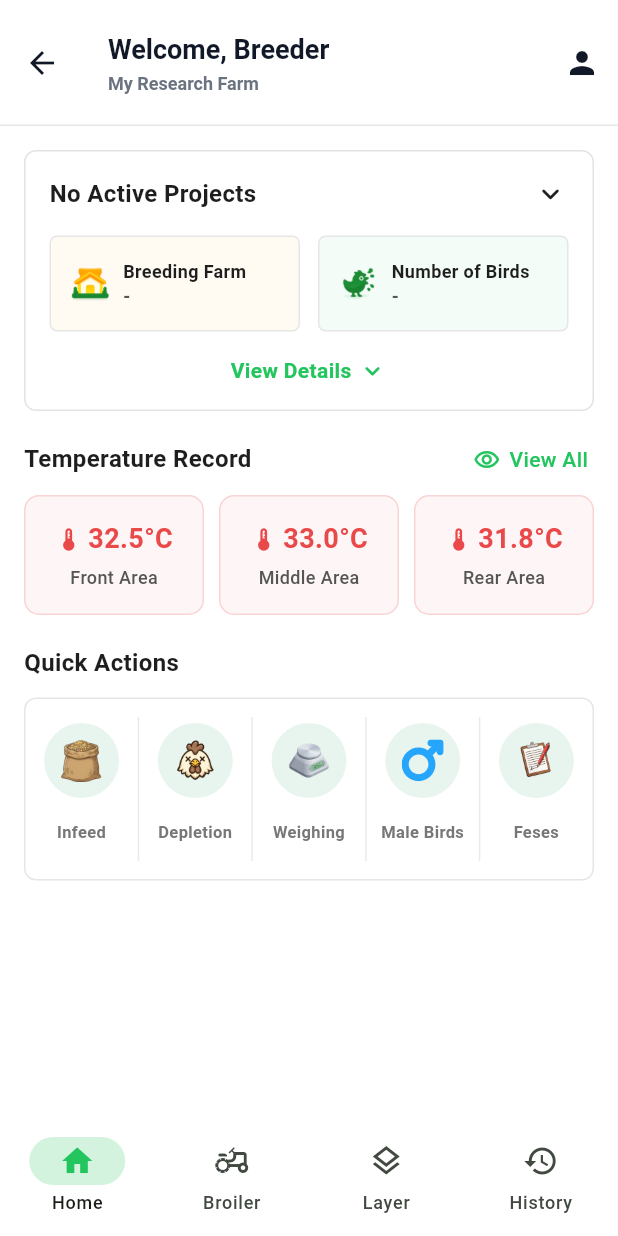
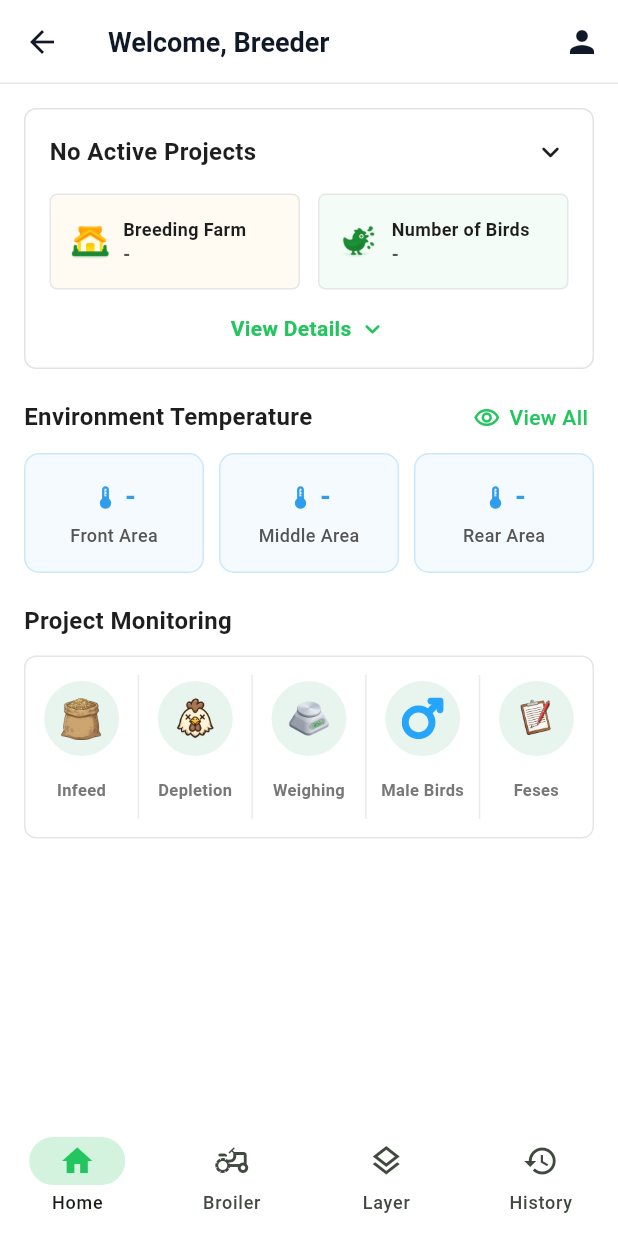
Before and after one commit to ireneancillaa/myrf, a Flutter app: the HomePage screen opened by its route, on a phone screen of 412 x 824 dp. Run offline on Flutter 3.47's test engine with Material 3 defaults, Android fonts, the phone set to English and light mode, and no system bars; our stand-ins replace cloud_firestore, firebase_core, firebase_storage, flutter_blue_plus, flutter_svg, get and 2 more; accounts and stored records are empty.

Commit message:
feat: enhance monitoring UI, temperature logic and empty states

```diff
--- a/lib/controller/infeed_controller.dart
+++ b/lib/controller/infeed_controller.dart
@@ -45,6 +45,9 @@ class InfeedController extends GetxController {
   final dateControllers = List.generate(9, (_) => TextEditingController());
   final penValuesByStage = List<List<double>>.generate(9, (_) => <double>[]).obs;
   final stageUpdatedAt = List<DateTime?>.filled(9, null).obs;
+
+  bool get isAllStagesEmpty =>
+      penValuesByStage.every((values) => values.isEmpty);
 
   StreamSubscription? _historySub;
 
--- a/lib/controller/weighing_controller.dart
+++ b/lib/controller/weighing_controller.dart
@@ -119,7 +119,11 @@ class WeighingController extends GetxController {
   }
 
   void initNewWeighing() {
-    dateController.clear();
+    final now = DateTime.now();
+    final dayStr = now.day.toString().padLeft(2, '0');
+    final monthStr = now.month.toString().padLeft(2, '0');
+    dateController.text = '$dayStr/$monthStr/${now.year}';
+
     ageController.clear();
     box1Controller.clear();
     weight1Controller.clear();
--- a/lib/models/home_models.dart
+++ b/lib/models/home_models.dart
@@ -51,15 +51,11 @@ class QuickActionItem {
 class BroodingCardItem {
   const BroodingCardItem({
     required this.icon,
-    required this.iconColor,
     required this.value,
-    required this.valueColor,
     required this.label,
   });
 
   final IconData icon;
-  final Color iconColor;
   final String value;
-  final Color valueColor;
   final String label;
 }
--- /dev/null
+++ b/lib/models/temperature_standard.dart
@@ -0,0 +1,39 @@
+class TemperatureStandard {
+  final int age;
+  final double min;
+  final double max;
+  final double front;
+  final double middle;
+  final double rear;
+
+  TemperatureStandard({
+    required this.age,
+    required this.min,
+    required this.max,
+    required this.front,
+    required this.middle,
+    required this.rear,
+  });
+
+  factory TemperatureStandard.fromFirestore(Map<String, dynamic> data) {
+    return TemperatureStandard(
+      age: data['age'] ?? 0,
+      min: (data['min'] ?? data['min_temp'] ?? 0).toDouble(),
+      max: (data['max'] ?? data['max_temp'] ?? 0).toDouble(),
+      front: (data['front'] ?? 0).toDouble(),
+      middle: (data['middle'] ?? 0).toDouble(),
+      rear: (data['rear'] ?? 0).toDouble(),
+    );
+  }
+
+  Map<String, dynamic> toFirestore() {
+    return {
+      'age': age,
+      'min': min,
+      'max': max,
+      'front': front,
+      'middle': middle,
+      'rear': rear,
+    };
+  }
+}
--- a/lib/pages/home_page.dart
+++ b/lib/pages/home_page.dart
@@ -7,7 +7,7 @@ import '../controller/broiler_controller.dart';
 import '../controller/user_session_controller.dart';
 import '../models/home_models.dart';
 import 'monitoring/infeed_page.dart';
-import 'monitoring/mortality_page.dart';
+import 'monitoring/depletion_page.dart';
 import 'monitoring/feses_score_page.dart';
 import 'monitoring/brooding_page.dart';
 import 'monitoring/weighing_doa_page.dart';
@@ -58,29 +58,6 @@ class _HomePageState extends State<HomePage> {
       iconAsset: 'assets/remarks.png',
       iconColor: Color(0xFF22C55E),
       iconBgColor: Color(0xFFE8F5EE),
-    ),
-  ];
-  final List<BroodingCardItem> _broodingRows = const [
-    BroodingCardItem(
-      icon: Icons.thermostat,
-      iconColor: Color(0xFFE6A10B),
-      value: '32.5°C',
-      valueColor: Color(0xFFE6A10B),
-      label: 'Front Area',
-    ),
-    BroodingCardItem(
-      icon: Icons.thermostat,
-      iconColor: Color(0xFFE94949),
-      value: '33.0°C',
-      valueColor: Color(0xFFE94949),
-      label: 'Middle Area',
-    ),
-    BroodingCardItem(
-      icon: Icons.thermostat,
-      iconColor: Color(0xFF2E9DEB),
-      value: '31.8°C',
-      valueColor: Color(0xFF2E9DEB),
-      label: 'Rear Area',
     ),
   ];
 
@@ -318,7 +295,7 @@ class _HomePageState extends State<HomePage> {
             _buildBroodingGrid(),
             const SizedBox(height: 20),
             const Text(
-              'Quick Actions',
+              'Project Monitoring',
               style: TextStyle(
                 fontSize: 16,
                 fontWeight: FontWeight.w700,
@@ -344,7 +321,7 @@ class _HomePageState extends State<HomePage> {
       shape: const Border(
         bottom: BorderSide(color: Color(0xFFE5E7EB), width: 1),
       ),
-      toolbarHeight: 84,
+      // toolbarHeight: 84,
       titleSpacing: 16,
       title: Obx(
         () => Column(
@@ -359,15 +336,15 @@ class _HomePageState extends State<HomePage> {
                 fontWeight: FontWeight.w700,
               ),
             ),
-            const SizedBox(height: 4),
-            Text(
-              'My Research Farm',
-              style: const TextStyle(
-                color: Color(0xFF6B7280),
-                fontSize: 12,
-                fontWeight: FontWeight.w600,
-              ),
-            ),
+            // const SizedBox(height: 4),
+            // Text(
+            //   'My Research Farm',
+            //   style: const TextStyle(
+            //     color: Color(0xFF6B7280),
+            //     fontSize: 12,
+            //     fontWeight: FontWeight.w600,
+            //   ),
+            // ),
           ],
         ),
       ),
@@ -735,7 +712,7 @@ class _HomePageState extends State<HomePage> {
       mainAxisAlignment: MainAxisAlignment.spaceBetween,
       children: [
         const Text(
-          'Temperature Record',
+          'Environment Temperature',
           style: TextStyle(
             fontSize: 16,
             fontWeight: FontWeight.w700,
@@ -778,20 +755,46 @@ class _HomePageState extends State<HomePage> {
   }
 
   Widget _buildBroodingGrid() {
-    return Row(
+    return Obx(
+      () => Row(
         children: [
-        Expanded(child: _buildBroodingCard(_broodingRows[0])),
+          Expanded(
+            child: _buildBroodingCard(
+              BroodingCardItem(
+                icon: Icons.thermostat,
+                value: _broilerController.frontTemp.value,
+                label: 'Front Area',
+              ),
+            ),
+          ),
           const SizedBox(width: 10),
-        Expanded(child: _buildBroodingCard(_broodingRows[1])),
+          Expanded(
+            child: _buildBroodingCard(
+              BroodingCardItem(
+                icon: Icons.thermostat,
+                value: _broilerController.middleTemp.value,
+                label: 'Middle Area',
+              ),
+            ),
+          ),
           const SizedBox(width: 10),
-        Expanded(child: _buildBroodingCard(_broodingRows[2])),
+          Expanded(
+            child: _buildBroodingCard(
+              BroodingCardItem(
+                icon: Icons.thermostat,
+                value: _broilerController.rearTemp.value,
+                label: 'Rear Area',
+              ),
+            ),
+          ),
         ],
+      ),
     );
   }
 
   Widget _buildBroodingCard(BroodingCardItem item) {
     final temperature = _temperatureFromValue(item.value);
-    final indicatorColor = _temperatureColor(temperature);
+    final indicatorColor = _temperatureColor(temperature, area: item.label);
 
     return Container(
       height: 80,
@@ -837,11 +840,35 @@ class _HomePageState extends State<HomePage> {
     return double.tryParse(normalized);
   }
 
-  Color _temperatureColor(double? temperature) {
-    if (temperature == null) return const Color(0xFF6B7280);
+  Color _temperatureColor(double? temperature, {String? area}) {
+    if (temperature == null) return const Color(0xFF2E9DEB);
+
+    final standard = _broilerController.currentTemperatureStandard.value;
+    if (standard == null) {
       if (temperature <= 27) return const Color(0xFF2E9DEB);
       if (temperature <= 31) return const Color(0xFFE6A10B);
       return const Color(0xFFE94949);
+    }
+
+    // Global Stats (Min/Max Temperature)
+    if (area == null) {
+      if (temperature < standard.min) return const Color(0xFF2E9DEB);
+      if (temperature > standard.max) return const Color(0xFFE94949);
+      return const Color(0xFF22C55E);
+    }
+
+    // Area-specific targets (Front, Middle, Rear)
+    double target = standard.front;
+    if (area.toLowerCase().contains('middle')) {
+      target = standard.middle;
+    } else if (area.toLowerCase().contains('rear')) {
+      target = standard.rear;
+    }
+
+    const tolerance = 1.0;
+    if (temperature < target - tolerance) return const Color(0xFF2E9DEB);
+    if (temperature > target + tolerance) return const Color(0xFFE94949);
+    return const Color(0xFF22C55E);
   }
 
   Widget _buildProjectIncompleteSection() {
--- a/lib/pages/monitoring/weighing_calculator_page.dart
+++ b/lib/pages/monitoring/weighing_calculator_page.dart
@@ -566,8 +566,9 @@ class _WeighingCalculatorPageState extends State<WeighingCalculatorPage> {
                 child: Row(
                   children: [
                     Text(
-                      // TODO: feed & bag, birds weight tambahin kg di pen
-                      'Pen ${index + 1}:',
+                      (widget.calcType == 'feedAndBag' || widget.calcType == 'birdsWeight')
+                        ? 'Pen ${index + 1} (kg):'
+                        : 'Pen ${index + 1}:',
                       style: TextStyle(
                         color: isActive
                             ? const Color(0xFF0A992E)
```
Also changed, not shown: lib/controller/broiler_controller.dart (+117 -0 lines), lib/pages/monitoring/brooding_page.dart (+38 -13 lines), lib/pages/monitoring/depletion_page.dart (renamed from lib/pages/monitoring/mortality_page.dart, +10 -6 lines), lib/pages/monitoring/feses_score_page.dart (+9 -5 lines), lib/pages/monitoring/male_birds_page.dart (+9 -4 lines), lib/pages/monitoring/weighing_doa_page.dart (+3 -6 lines), lib/services/config_firestore_service.dart (added, +35 -0 lines), lib/widgets/empty_state_widget.dart (added, +42 -0 lines), assets/folder.png (added), lib/pages/monitoring/depletion_input_page.dart (renamed from lib/pages/monitoring/mortality_input_page.dart). Lines whose indentation alone changed are shown as unchanged.
